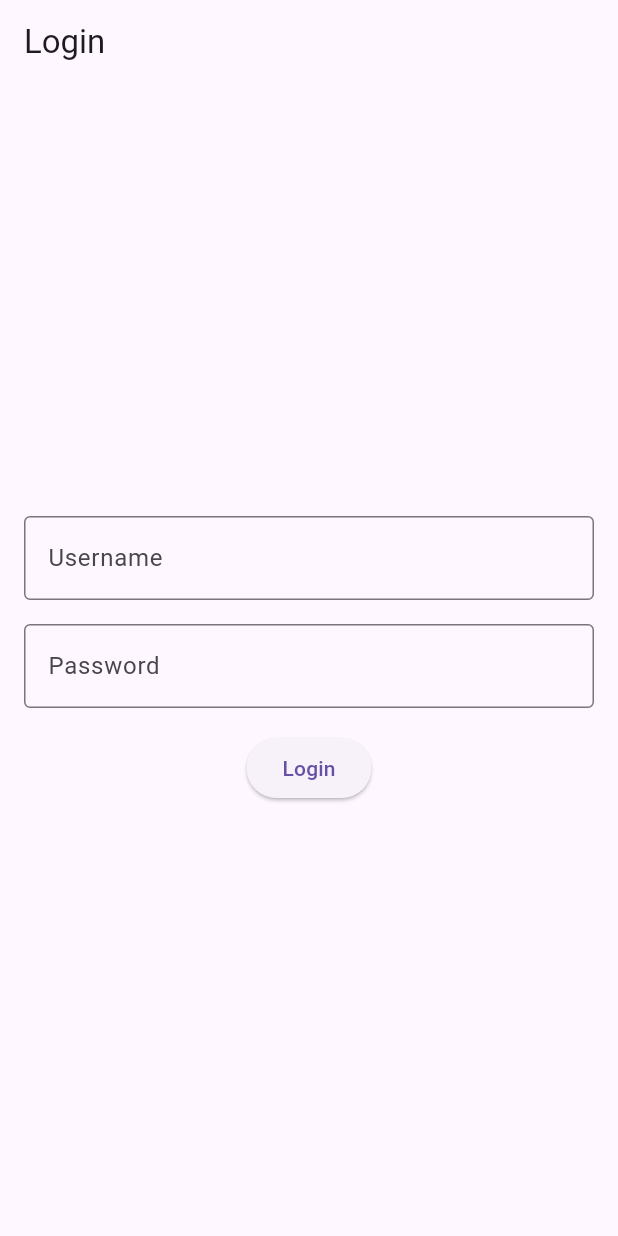
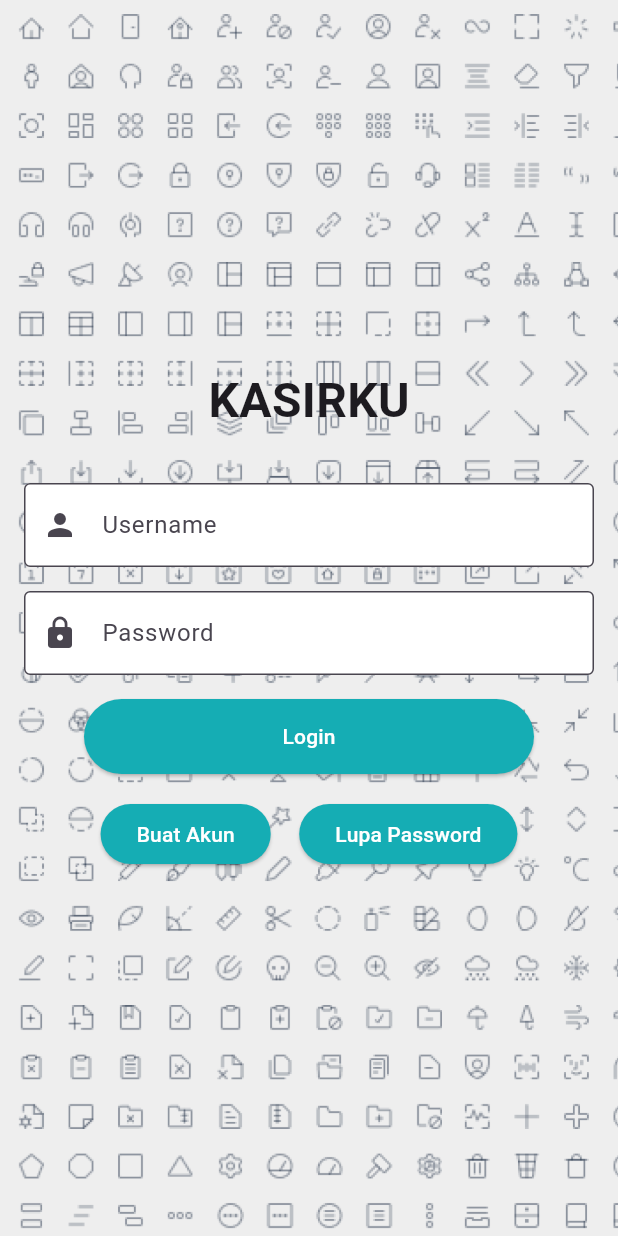
Before and after one commit to INFFIR/kasir_mobile_5, a Flutter app: the screen it shows after launch, on a phone screen of 412 x 824 dp. Run offline on Flutter 3.47's test engine with Material 3 defaults, Android fonts, the phone set to English and light mode, and no system bars.

Commit message:
menghapus boilerplate, mengubah yaml,login_page ✓

```diff
--- a/lib/app/modules/home/views/login_page.dart
+++ b/lib/app/modules/home/views/login_page.dart
@@ -2,7 +2,7 @@ import 'package:flutter/material.dart';
 import '../models/user_model.dart';
 import '../controllers/login_controller.dart';
 
-class LoginPage extends StatelessWidget{
+class LoginPage extends StatelessWidget {
   final TextEditingController usernameController = TextEditingController();
   final TextEditingController passwordController = TextEditingController();
   final LoginController controller = LoginController();
@@ -12,19 +12,37 @@ class LoginPage extends StatelessWidget{
   @override
   Widget build(BuildContext context) {
     return Scaffold(
-      appBar: AppBar(
-        title: const Text('Login'),
+      body: Container(
+        decoration: const BoxDecoration(
+          image: DecorationImage(
+            image: AssetImage('assets/images/bg.png'),
+            fit: BoxFit.cover,
           ),
-      body: Padding(
+        ),
+        child: Center(
+          child: Padding(
             padding: const EdgeInsets.all(16.0),
             child: Column(
               mainAxisAlignment: MainAxisAlignment.center,
               children: [
+                const Text(
+                  // <-- Widget Text untuk judul
+                  "KASIRKU",
+                  style: TextStyle(
+                    fontSize: 32, // Ubah ukuran font di sini
+                    fontWeight: FontWeight.bold,
+                  ),
+                ),
+                const SizedBox(height: 32),
+                // <-- Tambahkan jarak antara judul dan input
                 TextField(
                   controller: usernameController,
                   decoration: const InputDecoration(
                     labelText: 'Username',
                     border: OutlineInputBorder(),
+                    filled: true,
+                    fillColor: Colors.white,
+                    prefixIcon: Icon(Icons.person),
                   ),
                 ),
                 const SizedBox(height: 16),
@@ -34,10 +52,19 @@ class LoginPage extends StatelessWidget{
                   decoration: const InputDecoration(
                     labelText: 'Password',
                     border: OutlineInputBorder(),
+                    filled: true,
+                    fillColor: Colors.white,
+                    prefixIcon: Icon(Icons.lock),
                   ),
                 ),
                 const SizedBox(height: 16),
-            ElevatedButton(
+                SizedBox(
+                  width: 300,
+                  height: 50,
+                  child: ElevatedButton(
+                    style: ElevatedButton.styleFrom(
+                      backgroundColor: const Color.fromRGBO(21, 173, 180, 1),
+                    ),
                     onPressed: () {
                       User user = User(
                         username: usernameController.text,
@@ -45,12 +72,45 @@ class LoginPage extends StatelessWidget{
                       );
                       controller.login(user, context);
                     },
-              child: const Text('Login'),
-            )
+                    child: const Text(
+                      'Login',
+                      style: TextStyle(color: Colors.white),
+                    ),
+                  ),
+                ),
+                const SizedBox(height: 16),
+                Row(
+                  mainAxisAlignment: MainAxisAlignment.center,
+                  children: [
+                    ElevatedButton(
+                      style: ElevatedButton.styleFrom(
+                        backgroundColor: const Color.fromRGBO(21, 173, 180, 1),
+                      ),
+                      onPressed: () {
+                      },
+                      child: const Text(
+                        "Buat Akun",
+                        style: TextStyle(color: Colors.white),
+                      ),
+                    ),
+                    const SizedBox(width: 19), // <-- Jarak antar tombol
+                    ElevatedButton(
+                      style: ElevatedButton.styleFrom(
+                        backgroundColor: const Color.fromRGBO(21, 173, 180, 1),
+                      ),
+                      onPressed: () {},
+                      child: const Text(
+                        "Lupa Password",
+                        style: TextStyle(color: Colors.white),
+                      ),
+                    ),
                   ],
+                ),
+              ],
+            ),
+          ),
         ),
       ),
     );
   }
-
 }
```
Also changed, not shown: pubspec.yaml (+4 -71 lines), assets/images/bg.png (added), pubspec.lock, 16 other files. Lines whose indentation alone changed are shown as unchanged.
